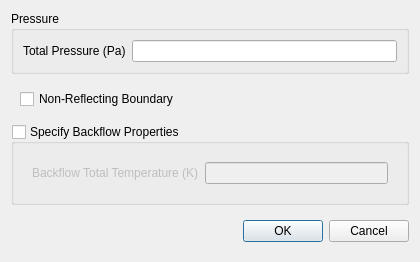
This is baramFlow/view/setup/boundary_conditions/pressure_outlet_dialog.ui in nextfoam/baram as Qt 5 draws it before an edit. The edited form follows.
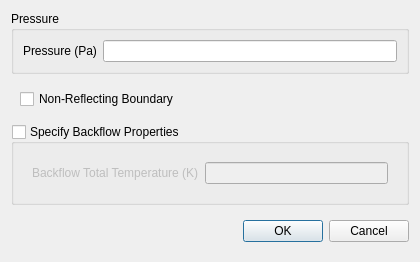
This is the edited form.

Commit message: This value is used as static pressure for outflow and as total pressure for backflow

```diff
--- a/baramFlow/view/setup/boundary_conditions/pressure_outlet_dialog.ui
+++ b/baramFlow/view/setup/boundary_conditions/pressure_outlet_dialog.ui
@@ -44,7 +44,7 @@
          <item row="0" column="0">
           <widget class="QLabel" name="label">
            <property name="text">
-            <string>Total Pressure (Pa)</string>
+            <string>Pressure (Pa)</string>
            </property>
           </widget>
          </item>
```
